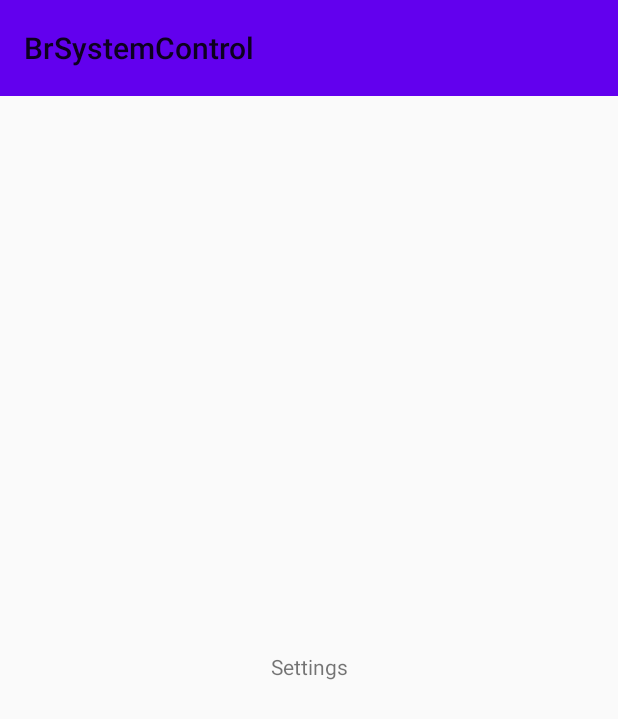
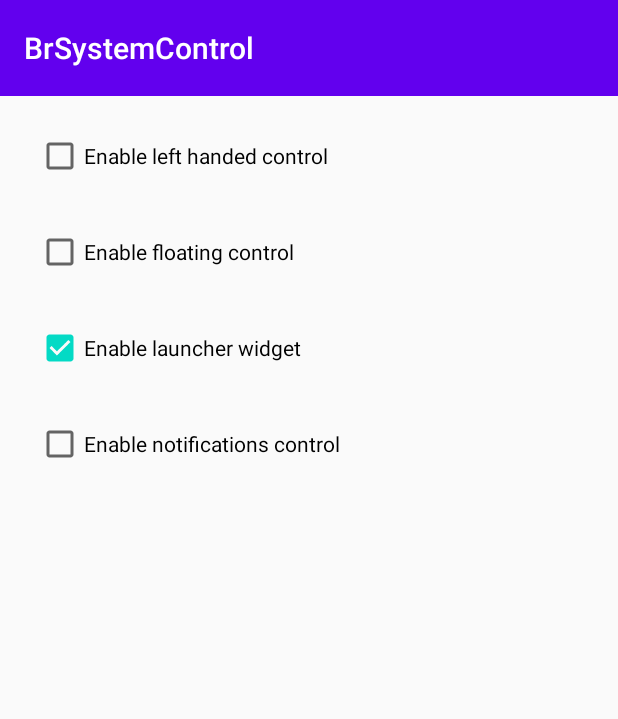
Before and after one commit to dimomite/brbuttonsystem, an Android app: the SettingsFragment screen opened through its navigation route, on a phone screen of 412 x 824 dp. Shown: the top 719 px of the screen. Run offline under Robolectric (Android 15) with nearby library versions, the phone set to English and light mode, and no system bars; our stand-ins replace Dagger/Hilt's generated code, RxJava, Timber, data binding; 2 statements that could not run were skipped.

Commit message:
Mobile app: - added buttons to settings fragment - added app widget - widget button callbacks does not work, probably need foreground service as a receiver

```diff
--- a/v1/soft/MobileApp/app/build.gradle
+++ b/v1/soft/MobileApp/app/build.gradle
@@ -50,6 +50,7 @@ dependencies {
 
     implementation "androidx.lifecycle:lifecycle-extensions:$lifecycle_version"
     implementation "androidx.lifecycle:lifecycle-reactivestreams:$lifecycle_version"
+    implementation("androidx.lifecycle:lifecycle-livedata-ktx:$lifecycle_version")
 
     implementation "androidx.navigation:navigation-fragment-ktx:$nav_version"
     implementation "androidx.navigation:navigation-ui-ktx:$nav_version"
--- a/v1/soft/MobileApp/app/src/main/java/org/dimomite/brbuttonsystem/presentation/main/SettingsFragment.kt
+++ b/v1/soft/MobileApp/app/src/main/java/org/dimomite/brbuttonsystem/presentation/main/SettingsFragment.kt
@@ -5,12 +5,22 @@ import android.view.LayoutInflater
 import android.view.View
 import android.view.ViewGroup
 import androidx.fragment.app.Fragment
+import kotlinx.android.synthetic.main.settings_content.view.*
+import org.dimomite.brbuttonsystem.R
 import org.dimomite.brbuttonsystem.databinding.FragmentSettingsBinding
+import org.dimomite.brbuttonsystem.databinding.SettingsContentBinding
 
 class SettingsFragment : Fragment() {
     override fun onCreateView(inflater: LayoutInflater, container: ViewGroup?, savedInstanceState: Bundle?): View? {
         val bindings = FragmentSettingsBinding.inflate(inflater, container, false)
-        return bindings.root
+        bindings.lifecycleOwner = this
+        val rootView = bindings.root
+
+        val settings = SettingsContentBinding.inflate(inflater, bindings.settingsScroll, true)
+        settings.lifecycleOwner = this
+        settings.model = SettingsViewModel()
+
+        return rootView
     }
 
 }
--- /dev/null
+++ b/v1/soft/MobileApp/app/src/main/java/org/dimomite/brbuttonsystem/presentation/main/SettingsViewModel.kt
@@ -0,0 +1,57 @@
+package org.dimomite.brbuttonsystem.presentation.main
+
+import android.view.View
+import android.widget.CheckBox
+import android.widget.CompoundButton
+import androidx.lifecycle.LiveData
+import androidx.lifecycle.MutableLiveData
+import org.dimomite.brbuttonsystem.presentation.DisposingViewModel
+import timber.log.Timber
+import java.util.*
+import java.util.concurrent.Executors
+import java.util.concurrent.ScheduledExecutorService
+import java.util.concurrent.TimeUnit
+
+class SettingsViewModel : DisposingViewModel() {
+    private val fcData = MutableLiveData<Boolean>()
+    val floatingControl: LiveData<Boolean> = fcData
+
+    private val lwData = MutableLiveData<Boolean>(false)
+    val launcherWidget: LiveData<Boolean> = lwData
+
+    private val job: ScheduledExecutorService = Executors.newScheduledThreadPool(1)
+
+    init {
+        floatingControl.observeForever { Timber.d("Floating control enabled: $it") }
+        launcherWidget.observeForever { Timber.d("Launcher widget enabled: $it") }
+
+        fcData.value = false
+        lwData.value = true
+
+        job.scheduleAtFixedRate({
+            val current = lwData.value ?: false
+            Timber.d("DBG: Tick: $current")
+            lwData.postValue(!current)
+        }, 1000L, 2000L, TimeUnit.MILLISECONDS)
+    }
+
+    override fun onCleared() {
+        Timber.d("DBG: Cleared")
+        job.shutdown()
+
+        super.onCleared()
+    }
+
+    fun updateFloatingControl(v: View) {
+        fcData.value = (v as CheckBox).isChecked
+    }
+
+    fun updateLauncherWidget(v: View) {
+        lwData.value = (v as CheckBox).isChecked
+    }
+
+    fun launcherUpdate(v: CompoundButton, isChecked: Boolean) {
+        lwData.value = isChecked
+    }
+
+}
--- a/v1/soft/MobileApp/app/src/main/java/org/dimomite/brbuttonsystem/presentation/main/StartActivity.kt
+++ b/v1/soft/MobileApp/app/src/main/java/org/dimomite/brbuttonsystem/presentation/main/StartActivity.kt
@@ -1,7 +1,9 @@
 package org.dimomite.brbuttonsystem.presentation.main
 
+import android.graphics.Color
 import android.os.Bundle
 import androidx.appcompat.app.AppCompatActivity
+import androidx.appcompat.widget.Toolbar
 import dagger.hilt.android.AndroidEntryPoint
 import org.dimomite.brbuttonsystem.R
 
@@ -12,7 +14,9 @@ class StartActivity : AppCompatActivity() {
         super.onCreate(savedInstanceState)
 
         setContentView(R.layout.activity_start)
-        setSupportActionBar(findViewById(R.id.start_nav_toolbar))
+        val toolbar: Toolbar = findViewById(R.id.start_nav_toolbar)
+        setSupportActionBar(toolbar)
+        toolbar.setTitleTextColor(Color.WHITE)
     }
 
 }
--- a/v1/soft/MobileApp/app/src/main/res/layout/fragment_settings.xml
+++ b/v1/soft/MobileApp/app/src/main/res/layout/fragment_settings.xml
@@ -1,7 +1,7 @@
 <?xml version="1.0" encoding="utf-8"?>
-<layout xmlns:app="http://schemas.android.com/apk/res-auto"
-    xmlns:tools="http://schemas.android.com/tools"
-    xmlns:android="http://schemas.android.com/apk/res/android">
+<layout xmlns:android="http://schemas.android.com/apk/res/android"
+    xmlns:app="http://schemas.android.com/apk/res-auto"
+    xmlns:tools="http://schemas.android.com/tools">
 
     <data>
 
@@ -11,15 +11,29 @@
         android:layout_width="match_parent"
         android:layout_height="match_parent">
 
-        <TextView
-            android:id="@+id/textView3"
-            android:layout_width="wrap_content"
-            android:layout_height="wrap_content"
-            android:text="Settings"
+        <androidx.core.widget.NestedScrollView
+            android:id="@+id/settings_scroll"
+            android:layout_width="0dp"
+            android:layout_height="0dp"
+            android:layout_marginStart="@dimen/base_margin"
+            android:layout_marginTop="@dimen/interline_margin"
+            android:layout_marginEnd="@dimen/base_margin"
+            android:layout_marginBottom="@dimen/interline_margin"
             app:layout_constraintBottom_toBottomOf="parent"
             app:layout_constraintEnd_toEndOf="parent"
             app:layout_constraintStart_toStartOf="parent"
-            app:layout_constraintTop_toTopOf="parent" />
+            app:layout_constraintTop_toTopOf="parent">
+
+<!--
+            <include
+                android:id="@+id/settings_content"
+                layout="@layout/settings_content"
+                android:layout_width="match_parent"
+                android:layout_height="match_parent" />
+-->
+
+        </androidx.core.widget.NestedScrollView>
+
     </androidx.constraintlayout.widget.ConstraintLayout>
 
 </layout>
--- /dev/null
+++ b/v1/soft/MobileApp/app/src/main/res/layout/settings_content.xml
@@ -0,0 +1,63 @@
+<?xml version="1.0" encoding="utf-8"?>
+<layout xmlns:android="http://schemas.android.com/apk/res/android"
+    xmlns:app2="http://schemas.android.com/apk/res-auto"
+    xmlns:tools="http://schemas.android.com/tools">
+
+    <data>
+
+        <variable
+            name="model"
+            type="org.dimomite.brbuttonsystem.presentation.main.SettingsViewModel" />
+
+    </data>
+
+    <androidx.constraintlayout.widget.ConstraintLayout
+        android:layout_width="match_parent"
+        android:layout_height="match_parent">
+
+        <CheckBox
+            android:id="@+id/sett_enable_left_handed_control"
+            android:layout_width="0dp"
+            android:layout_height="@dimen/control_element_height"
+            android:text="@string/Enable_left_handed_control"
+            app2:layout_constraintEnd_toEndOf="parent"
+            app2:layout_constraintStart_toStartOf="parent"
+            app2:layout_constraintTop_toTopOf="parent" />
+
+        <androidx.appcompat.widget.AppCompatCheckBox
+            android:id="@+id/sett_enable_floating_control"
+            android:layout_width="0dp"
+            android:layout_height="@dimen/control_element_height"
+            android:layout_marginTop="@dimen/interline_margin"
+            android:checked="@{model.floatingControl}"
+            android:onClick="@{model::updateFloatingControl}"
+            android:text="@string/Enable_floating_control"
+            app2:layout_constraintEnd_toEndOf="parent"
+            app2:layout_constraintStart_toStartOf="parent"
+            app2:layout_constraintTop_toBottomOf="@+id/sett_enable_left_handed_control" />
+
+        <androidx.appcompat.widget.AppCompatCheckBox
+            android:id="@+id/sett_enable_launcher_widget"
+            android:layout_width="0dp"
+            android:layout_height="@dimen/control_element_height"
+            android:layout_marginTop="@dimen/interline_margin"
+            android:checked="@{model.launcherWidget}"
+            android:onCheckedChanged="@{model.launcherUpdate}"
+            android:text="@string/Enable_launcher_widget"
+            app2:layout_constraintEnd_toEndOf="parent"
+            app2:layout_constraintStart_toStartOf="parent"
+            app2:layout_constraintTop_toBottomOf="@+id/sett_enable_floating_control" />
+
+        <androidx.appcompat.widget.AppCompatCheckBox
+            android:id="@+id/sett_enable_notifications_control"
+            android:layout_width="0dp"
+            android:layout_height="@dimen/control_element_height"
+            android:layout_marginTop="@dimen/interline_margin"
+            android:text="@string/Enable_notifications_control"
+            app2:layout_constraintEnd_toEndOf="parent"
+            app2:layout_constraintStart_toStartOf="parent"
+            app2:layout_constraintTop_toBottomOf="@+id/sett_enable_launcher_widget" />
+
+    </androidx.constraintlayout.widget.ConstraintLayout>
+
+</layout>
--- a/v1/soft/MobileApp/app/src/main/res/values/strings.xml
+++ b/v1/soft/MobileApp/app/src/main/res/values/strings.xml
@@ -1,3 +1,9 @@
 <resources>
     <string name="app_name">BrSystemControl</string>
+
+    <string name="Enable_left_handed_control">Enable left handed control</string>
+    <string name="Enable_floating_control">Enable floating control</string>
+    <string name="Enable_launcher_widget">Enable launcher widget</string>
+    <string name="Enable_notifications_control">Enable notifications control</string>
+
 </resources>
--- a/v1/soft/MobileApp/app/src/main/res/values/ui_dimens.xml
+++ b/v1/soft/MobileApp/app/src/main/res/values/ui_dimens.xml
@@ -1,5 +1,9 @@
 <?xml version="1.0" encoding="utf-8"?>
 <resources>
     <dimen name="centered_button_width">240dp</dimen>
+    <dimen name="control_element_height">48dp</dimen>
+    <dimen name="base_margin">24dp</dimen>
+    <dimen name="interline_margin">16dp</dimen>
+    <dimen name="widget_item_size">48dp</dimen>
 
 </resources>
```
Also changed, not shown: v1/soft/MobileApp/app/src/main/AndroidManifest.xml (+23 -0 lines), v1/soft/MobileApp/app/src/main/java/org/dimomite/brbuttonsystem/remotecontrol/RemoteControlBroadcastReceiver.kt (added, +28 -0 lines), v1/soft/MobileApp/app/src/main/java/org/dimomite/brbuttonsystem/remotecontrol/RemoteControlHelper.kt (added, +42 -0 lines), v1/soft/MobileApp/app/src/main/java/org/dimomite/brbuttonsystem/remotecontrol/RemoteControlWidgetProvider.kt (added, +51 -0 lines), v1/soft/MobileApp/app/src/main/res/layout/widget_remote_control_right.xml (added, +38 -0 lines), v1/soft/MobileApp/app/src/main/res/xml/remote_control_widget.xml (added, +7 -0 lines), v1/soft/MobileApp/app/src/main/res/drawable/system_preview.png (added), v1/soft/MobileApp/app/src/main/res/drawable/system_preview_128.png (added), 1 other file.
